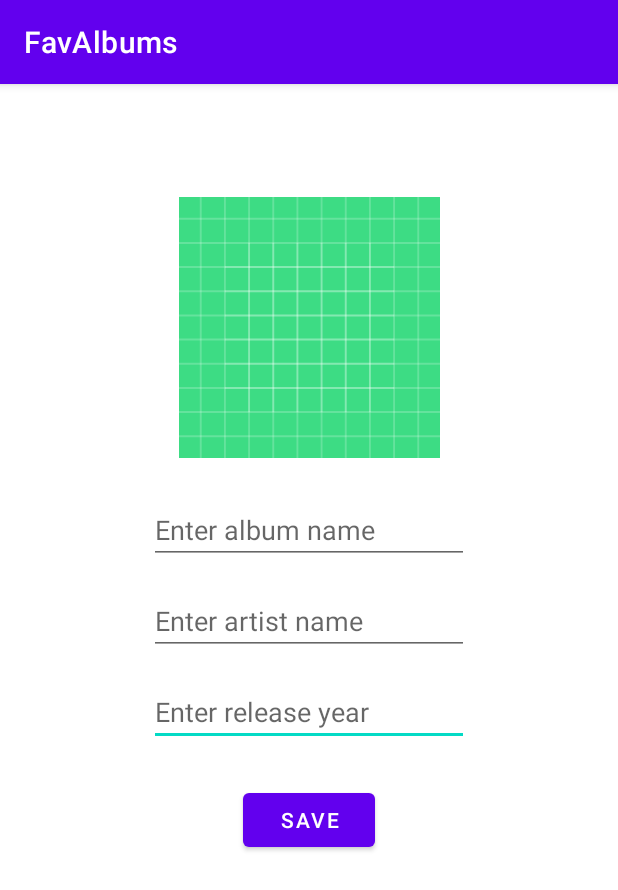
After one commit to aleynaelif/Kotlin-Projects, an Android app: the DetailsActivity screen opened directly, with no data from a screen before it, on a phone screen of 412 x 824 dp. The commit adds this screen. Shown: the top 890 px of the screen. Run offline under Robolectric (Android 15) with nearby library versions, the phone set to English and light mode, and no system bars.

Commit message:
Fav Albums

```diff
--- a/FavAlbums/app/build.gradle
+++ b/FavAlbums/app/build.gradle
@@ -29,6 +29,10 @@ android {
     kotlinOptions {
         jvmTarget = '1.8'
     }
+
+    buildFeatures{
+        viewBinding true
+    }
 }
 
 dependencies {
--- a/FavAlbums/app/src/main/AndroidManifest.xml
+++ b/FavAlbums/app/src/main/AndroidManifest.xml
@@ -3,6 +3,8 @@
     xmlns:tools="http://schemas.android.com/tools"
     package="com.ley.favalbums">
 
+
+    <uses-permission android:name="android.permission.READ_EXTERNAL_STORAGE"></uses-permission>
     <application
         android:allowBackup="true"
         android:dataExtractionRules="@xml/data_extraction_rules"
@@ -13,6 +15,9 @@
         android:supportsRtl="true"
         android:theme="@style/Theme.FavAlbums"
         tools:targetApi="31">
+        <activity
+            android:name=".DetailsActivity"
+            android:exported="false" />
         <activity
             android:name=".MainActivity"
             android:exported="true">
--- /dev/null
+++ b/FavAlbums/app/src/main/java/com/ley/favalbums/DetailsActivity.kt
@@ -0,0 +1,56 @@
+package com.ley.favalbums
+
+import android.content.Intent
+import android.content.pm.PackageManager
+import androidx.appcompat.app.AppCompatActivity
+import android.os.Bundle
+import android.provider.MediaStore
+import android.view.View
+import androidx.activity.result.ActivityResultLauncher
+import androidx.core.app.ActivityCompat
+import androidx.core.content.ContextCompat
+import com.google.android.material.snackbar.Snackbar
+import com.ley.favalbums.databinding.ActivityDetailsBinding
+import com.ley.favalbums.databinding.ActivityMainBinding
+import java.util.jar.Manifest
+
+class DetailsActivity : AppCompatActivity() {
+    private  lateinit var binding : ActivityDetailsBinding
+    private lateinit var activityResultLauncher: ActivityResultLauncher<Intent>
+    private lateinit var permission : ActivityResultLauncher<String>
+
+    override fun onCreate(savedInstanceState: Bundle?) {
+        super.onCreate(savedInstanceState)
+        binding = ActivityDetailsBinding.inflate(layoutInflater)
+        val view = binding.root
+        setContentView(R.layout.activity_details)
+
+
+
+    }
+
+    fun save (view : View){
+
+
+    }
+
+    fun selectImage(view : View){
+
+        if(ContextCompat.checkSelfPermission(this,android.Manifest.permission.READ_EXTERNAL_STORAGE) != PackageManager.PERMISSION_GRANTED){
+            //rationale -> izin reddedildiğinde tekrar bişey yüklemek istediğinde izin vermemiştin diye çıkıyor
+            if(ActivityCompat.shouldShowRequestPermissionRationale(this,android.Manifest.permission.READ_EXTERNAL_STORAGE)){
+                Snackbar.make(view,"Permission needed for gallery access!",Snackbar.LENGTH_INDEFINITE).setAction("Give Permission",View.OnClickListener {
+                    //request permission
+                }).show()
+            }
+            else{
+                //request permission
+            }
+        }
+        else{
+            val intentToGallery = Intent(Intent.ACTION_PICK,MediaStore.Images.Media.EXTERNAL_CONTENT_URI)
+            //intent
+        }
+
+    }
+}
--- /dev/null
+++ b/FavAlbums/app/src/main/res/layout/activity_details.xml
@@ -0,0 +1,66 @@
+<?xml version="1.0" encoding="utf-8"?>
+<androidx.constraintlayout.widget.ConstraintLayout xmlns:android="http://schemas.android.com/apk/res/android"
+    xmlns:app="http://schemas.android.com/apk/res-auto"
+    xmlns:tools="http://schemas.android.com/tools"
+    android:layout_width="match_parent"
+    android:layout_height="match_parent"
+    tools:context=".DetailsActivity">
+
+    <EditText
+        android:id="@+id/yearText"
+        android:layout_width="wrap_content"
+        android:layout_height="wrap_content"
+        android:layout_marginTop="15dp"
+        android:ems="10"
+        android:hint="Enter release year"
+        android:inputType="textPersonName"
+        app:layout_constraintEnd_toEndOf="parent"
+        app:layout_constraintStart_toStartOf="parent"
+        app:layout_constraintTop_toBottomOf="@+id/artistNameText" />
+
+    <ImageView
+        android:id="@+id/imageView"
+        android:layout_width="179dp"
+        android:layout_height="174dp"
+        android:layout_marginTop="75dp"
+        android:onClick="selectImage"
+        app:layout_constraintEnd_toEndOf="parent"
+        app:layout_constraintStart_toStartOf="parent"
+        app:layout_constraintTop_toTopOf="parent"
+        app:srcCompat="@drawable/ic_launcher_background" />
+
+    <Button
+        android:id="@+id/button"
+        android:layout_width="wrap_content"
+        android:layout_height="wrap_content"
+        android:layout_marginTop="25dp"
+        android:onClick="save"
+        android:text="save"
+        app:layout_constraintEnd_toEndOf="parent"
+        app:layout_constraintStart_toStartOf="parent"
+        app:layout_constraintTop_toBottomOf="@+id/yearText" />
+
+    <EditText
+        android:id="@+id/albumNameText"
+        android:layout_width="wrap_content"
+        android:layout_height="wrap_content"
+        android:layout_marginTop="25dp"
+        android:ems="10"
+        android:hint="Enter album name"
+        android:inputType="textPersonName"
+        app:layout_constraintEnd_toEndOf="parent"
+        app:layout_constraintStart_toStartOf="parent"
+        app:layout_constraintTop_toBottomOf="@+id/imageView" />
+
+    <EditText
+        android:id="@+id/artistNameText"
+        android:layout_width="wrap_content"
+        android:layout_height="wrap_content"
+        android:layout_marginTop="15dp"
+        android:ems="10"
+        android:hint="Enter artist name"
+        android:inputType="textPersonName"
+        app:layout_constraintEnd_toEndOf="parent"
+        app:layout_constraintStart_toStartOf="parent"
+        app:layout_constraintTop_toBottomOf="@+id/albumNameText" />
+</androidx.constraintlayout.widget.ConstraintLayout>
--- /dev/null
+++ b/FavAlbums/app/src/main/res/menu/album_menu.xml
@@ -0,0 +1,5 @@
+<?xml version="1.0" encoding="utf-8"?>
+<menu xmlns:android="http://schemas.android.com/apk/res/android">
+    <item android:id="@+id/add_album_item" android:title="Add Album"></item>
+
+</menu>
```
Also changed, not shown: FavAlbums/app/src/main/java/com/ley/favalbums/MainActivity.kt (+26 -0 lines), FavAlbums/app/src/main/res/layout/activity_main.xml (+8 -5 lines), FavAlbums/app/src/main/res/layout/recycler_row.xml (added, +18 -0 lines).
